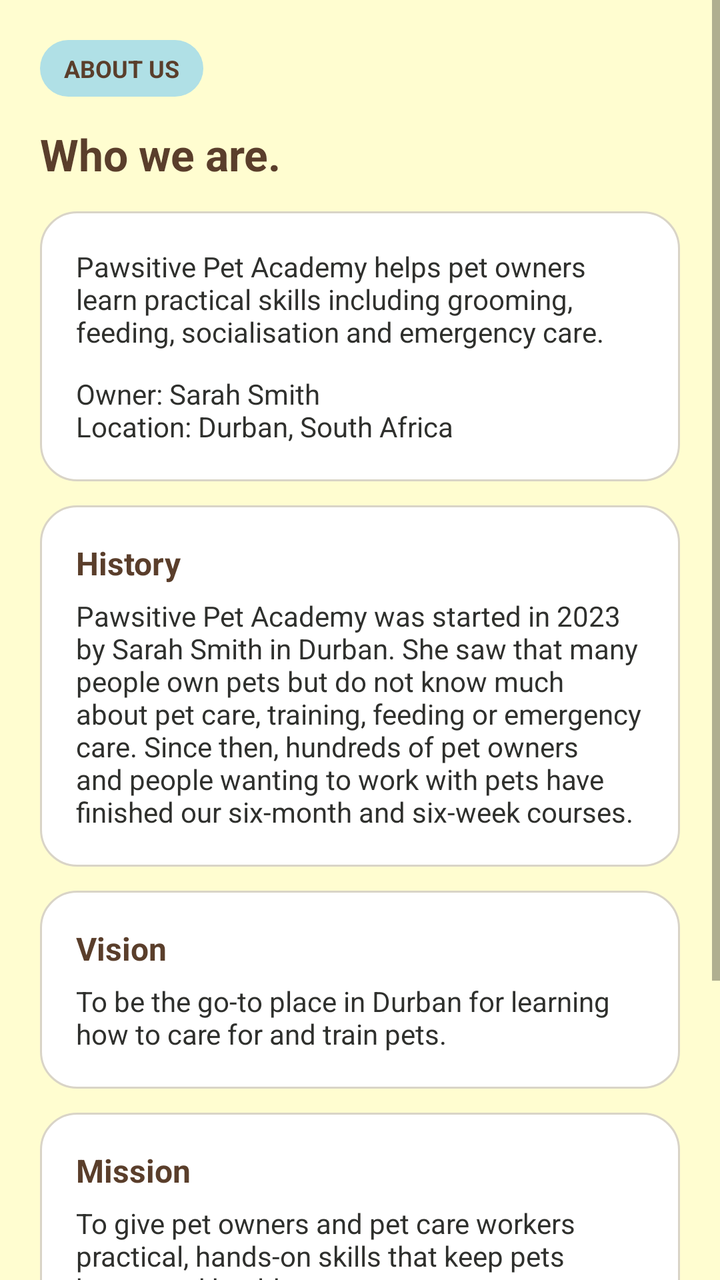
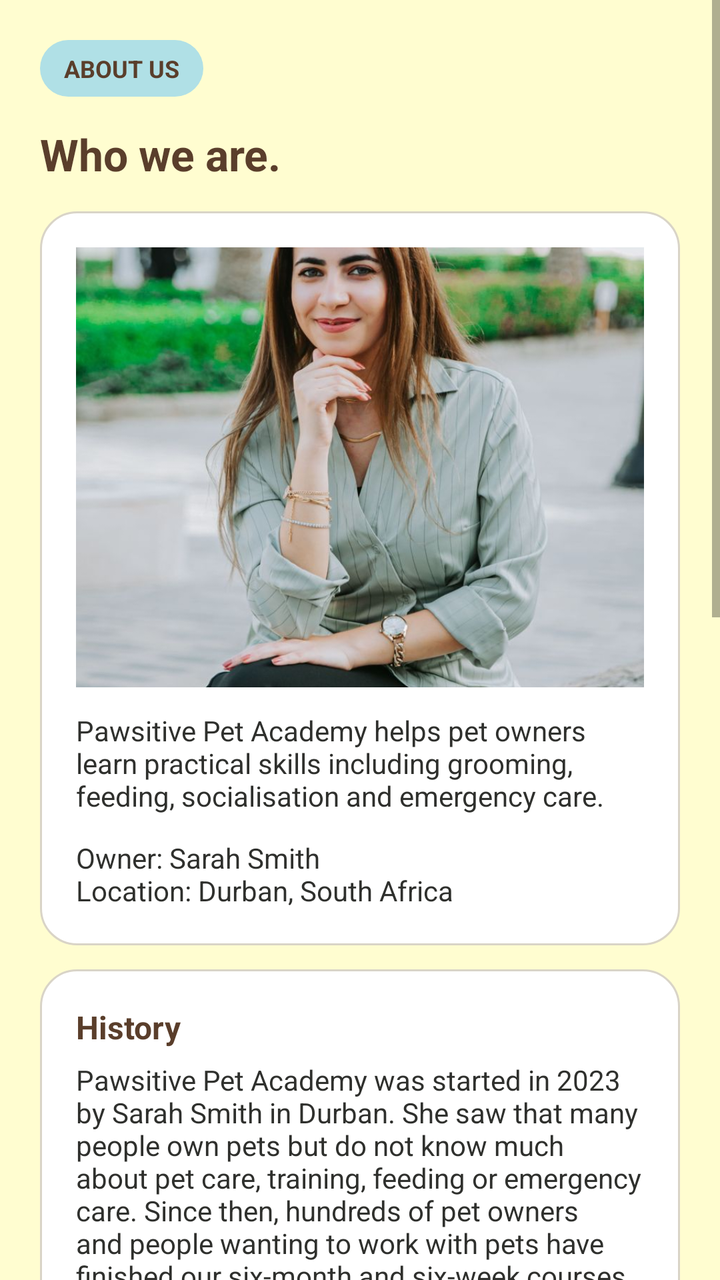

An Android layout rendered at two revisions. The XML below is the earlier revision; the diff shows what the commit changed to produce the second picture.
<!-- AndroidManifest.xml: application theme Theme.PawsitiveAcademy -->
<!-- res/layout/page_about.xml -->
<?xml version="1.0" encoding="utf-8"?>
<ScrollView xmlns:android="http://schemas.android.com/apk/res/android"
    android:layout_width="match_parent"
    android:layout_height="match_parent"
    android:fillViewport="true">

    <LinearLayout
        android:layout_width="match_parent"
        android:layout_height="wrap_content"
        android:orientation="vertical"
        android:padding="20dp">

        <TextView
            android:layout_width="wrap_content"
            android:layout_height="wrap_content"
            android:text="ABOUT US"
            android:textColor="@color/brown"
            android:textStyle="bold"
            android:textSize="12sp"
            android:background="@drawable/bg_pill"
            android:paddingHorizontal="12dp"
            android:paddingVertical="6dp" />

        <TextView
            android:layout_width="wrap_content"
            android:layout_height="wrap_content"
            android:layout_marginTop="14dp"
            android:text="Who we are."
            android:textColor="@color/brown"
            android:textSize="22sp"
            android:textStyle="bold" />

        <LinearLayout
            android:layout_width="match_parent"
            android:layout_height="wrap_content"
            android:layout_marginTop="14dp"
            android:orientation="vertical"
            android:background="@drawable/bg_card"
            android:padding="18dp">

            <TextView
                android:layout_width="match_parent"
                android:layout_height="wrap_content"
                android:text="Pawsitive Pet Academy helps pet owners learn practical skills including grooming, feeding, socialisation and emergency care."
                android:textColor="@color/ink" />

            <TextView
                android:layout_width="match_parent"
                android:layout_height="wrap_content"
                android:layout_marginTop="12dp"
                android:text="Owner: Sarah Smith\nLocation: Durban, South Africa"
                android:textColor="@color/ink" />
        </LinearLayout>

        <LinearLayout
            android:layout_width="match_parent"
            android:layout_height="wrap_content"
            android:layout_marginTop="12dp"
            android:orientation="vertical"
            android:background="@drawable/bg_card"
            android:padding="18dp">

            <TextView
                android:layout_width="wrap_content"
                android:layout_height="wrap_content"
                android:text="History"
                android:textColor="@color/brown"
                android:textStyle="bold"
                android:textSize="16sp" />

            <TextView
                android:layout_width="match_parent"
                android:layout_height="wrap_content"
                android:layout_marginTop="6dp"
                android:text="Pawsitive Pet Academy was started in 2023 by Sarah Smith in Durban. She saw that many people own pets but do not know much about pet care, training, feeding or emergency care. Since then, hundreds of pet owners and people wanting to work with pets have finished our six-month and six-week courses."
                android:textColor="@color/ink" />
        </LinearLayout>

        <LinearLayout
            android:layout_width="match_parent"
            android:layout_height="wrap_content"
            android:layout_marginTop="12dp"
            android:orientation="vertical"
            android:background="@drawable/bg_card"
            android:padding="18dp">

            <TextView
                android:layout_width="wrap_content"
                android:layout_height="wrap_content"
                android:text="Vision"
                android:textColor="@color/brown"
                android:textStyle="bold"
                android:textSize="16sp" />

            <TextView
                android:layout_width="match_parent"
                android:layout_height="wrap_content"
                android:layout_marginTop="6dp"
                android:text="To be the go-to place in Durban for learning how to care for and train pets."
                android:textColor="@color/ink" />
        </LinearLayout>

        <LinearLayout
            android:layout_width="match_parent"
            android:layout_height="wrap_content"
            android:layout_marginTop="12dp"
            android:orientation="vertical"
            android:background="@drawable/bg_card"
            android:padding="18dp">

            <TextView
                android:layout_width="wrap_content"
                android:layout_height="wrap_content"
                android:text="Mission"
                android:textColor="@color/brown"
                android:textStyle="bold"
                android:textSize="16sp" />

            <TextView
                android:layout_width="match_parent"
                android:layout_height="wrap_content"
                android:layout_marginTop="6dp"
                android:text="To give pet owners and pet care workers practical, hands-on skills that keep pets happy and healthy."
                android:textColor="@color/ink" />
        </LinearLayout>

        <LinearLayout
            android:layout_width="match_parent"
            android:layout_height="wrap_content"
            android:layout_marginTop="12dp"
            android:orientation="vertical"
            android:background="@drawable/bg_card"
            android:padding="18dp">

            <TextView
                android:layout_width="wrap_content"
                android:layout_height="wrap_content"
                android:text="Goals"
                android:textColor="@color/brown"
                android:textStyle="bold"
                android:textSize="16sp" />

            <TextView
                android:layout_width="match_parent"
                android:layout_height="wrap_content"
                android:layout_marginTop="6dp"
                android:text="- Help more pet owners look after their pets properly.\n- Train people for jobs in the pet care industry.\n- Help people start their own pet businesses."
                android:textColor="@color/ink" />
        </LinearLayout>
    </LinearLayout>
</ScrollView>
<!-- resources referenced by this layout -->
<resources>
  <color name="brown">#5A3E2B</color>
  <color name="ink">#2F302D</color>
  <!-- drawable bg_card (drawable) -->
  <?xml version="1.0" encoding="utf-8"?>
  <shape xmlns:android="http://schemas.android.com/apk/res/android" android:shape="rectangle">
      <solid android:color="@color/white" />
      <corners android:radius="18dp" />
      <stroke android:width="1dp" android:color="@color/line" />
  </shape>
  <!-- drawable bg_pill (drawable) -->
  <?xml version="1.0" encoding="utf-8"?>
  <shape xmlns:android="http://schemas.android.com/apk/res/android" android:shape="rectangle">
      <solid android:color="@color/blue" />
      <corners android:radius="999dp" />
  </shape>
  <style name="Theme.PawsitiveAcademy" parent="Theme.MaterialComponents.DayNight.NoActionBar">
          <item name="colorPrimary">@color/tan</item>
          <item name="colorPrimaryDark">@color/brown</item>
          <item name="colorAccent">@color/blue</item>
          <item name="android:statusBarColor" tools:targetApi="l">@color/brown</item>
          <item name="android:windowBackground">@color/cream</item>
      </style>
  <color name="white">#FFFFFF</color>
  <color name="line">#D9D4C7</color>
  <color name="blue">#B0E0E6</color>
  <color name="tan">#C68B59</color>
  <color name="cream">#FFFDD0</color>
</resources>

<!-- the commit's change to res/layout/page_about.xml (unified diff, before → after) -->
@@ -38,6 +38,14 @@
             android:background="@drawable/bg_card"
             android:padding="18dp">
 
+            <ImageView
+                android:layout_width="match_parent"
+                android:layout_height="220dp"
+                android:layout_marginBottom="12dp"
+                android:scaleType="centerCrop"
+                android:contentDescription="Sarah Smith, the owner"
+                android:src="@drawable/photo_founder_sarah" />
+
             <TextView
                 android:layout_width="match_parent"
                 android:layout_height="wrap_content"
@@ -147,5 +155,102 @@
                 android:text="- Help more pet owners look after their pets properly.\n- Train people for jobs in the pet care industry.\n- Help people start their own pet businesses."
                 android:textColor="@color/ink" />
         </LinearLayout>
+
+        
+        <LinearLayout
+            android:layout_width="match_parent"
+            android:layout_height="wrap_content"
+            android:layout_marginTop="12dp"
+            android:orientation="vertical"
+            android:background="@drawable/bg_card"
+            android:padding="18dp">
+
+            <TextView
+                android:layout_width="wrap_content"
+                android:layout_height="wrap_content"
+                android:text="Meet the team"
+                android:textColor="@color/brown"
+                android:textStyle="bold"
+                android:textSize="16sp" />
+
+            <LinearLayout
+                android:layout_width="match_parent"
+                android:layout_height="wrap_content"
+                android:layout_marginTop="10dp"
+                android:orientation="horizontal">
+
+                <LinearLayout
+                    android:layout_width="0dp"
+                    android:layout_height="wrap_content"
+                    android:layout_weight="1"
+                    android:layout_marginHorizontal="4dp"
+                    android:orientation="vertical">
+
+                    <ImageView
+                        android:layout_width="match_parent"
+                        android:layout_height="130dp"
+                        android:scaleType="centerCrop"
+                        android:contentDescription="Thabo Cele with a Cane Corso"
+                        android:src="@drawable/photo_trainer_cane_corso" />
+
+                    <TextView
+                        android:layout_width="match_parent"
+                        android:layout_height="wrap_content"
+                        android:layout_marginTop="6dp"
+                        android:gravity="center"
+                        android:text="Thabo Cele\nTrainer"
+                        android:textColor="@color/ink"
+                        android:textSize="12sp" />
+                </LinearLayout>
+
+                <LinearLayout
+                    android:layout_width="0dp"
+                    android:layout_height="wrap_content"
+                    android:layout_weight="1"
+                    android:layout_marginHorizontal="4dp"
+                    android:orientation="vertical">
+
+                    <ImageView
+                        android:layout_width="match_parent"
+                        android:layout_height="130dp"
+                        android:scaleType="centerCrop"
+                        android:contentDescription="Leanne Du Plessis with a black dog"
+                        android:src="@drawable/photo_trainer_black_dog" />
+
+                    <TextView
+                        android:layout_width="match_parent"
+                        android:layout_height="wrap_content"
+                        android:layout_marginTop="6dp"
+                        android:gravity="center"
+                        android:text="Leanne Du Plessis\nTrainer"
+                        android:textColor="@color/ink"
+                        android:textSize="12sp" />
+                </LinearLayout>
+
+                <LinearLayout
+                    android:layout_width="0dp"
+                    android:layout_height="wrap_content"
+                    android:layout_weight="1"
+                    android:layout_marginHorizontal="4dp"
+                    android:orientation="vertical">
+
+                    <ImageView
+                        android:layout_width="match_parent"
+                        android:layout_height="130dp"
+                        android:scaleType="centerCrop"
+                        android:contentDescription="Devon Gounden with a Sheltie"
+                        android:src="@drawable/photo_trainer_sheltie" />
+
+                    <TextView
+                        android:layout_width="match_parent"
+                        android:layout_height="wrap_content"
+                        android:layout_marginTop="6dp"
+                        android:gravity="center"
+                        android:text="Devon Gounden\nTrainer"
+                        android:textColor="@color/ink"
+                        android:textSize="12sp" />
+                </LinearLayout>
+            </LinearLayout>
+        </LinearLayout>
     </LinearLayout>
 </ScrollView>
<!-- resource entries referenced after the edit -->
@@ -15,6 +15,10 @@
       <solid android:color="@color/blue" />
       <corners android:radius="999dp" />
   </shape>
+  <!-- drawable photo_founder_sarah: jpg bitmap (drawable, 105772 bytes) -->
+  <!-- drawable photo_trainer_black_dog: jpg bitmap (drawable, 80988 bytes) -->
+  <!-- drawable photo_trainer_cane_corso: jpg bitmap (drawable, 77705 bytes) -->
+  <!-- drawable photo_trainer_sheltie: jpg bitmap (drawable, 154266 bytes) -->
   <style name="Theme.PawsitiveAcademy" parent="Theme.MaterialComponents.DayNight.NoActionBar">
           <item name="colorPrimary">@color/tan</item>
           <item name="colorPrimaryDark">@color/brown</item>
